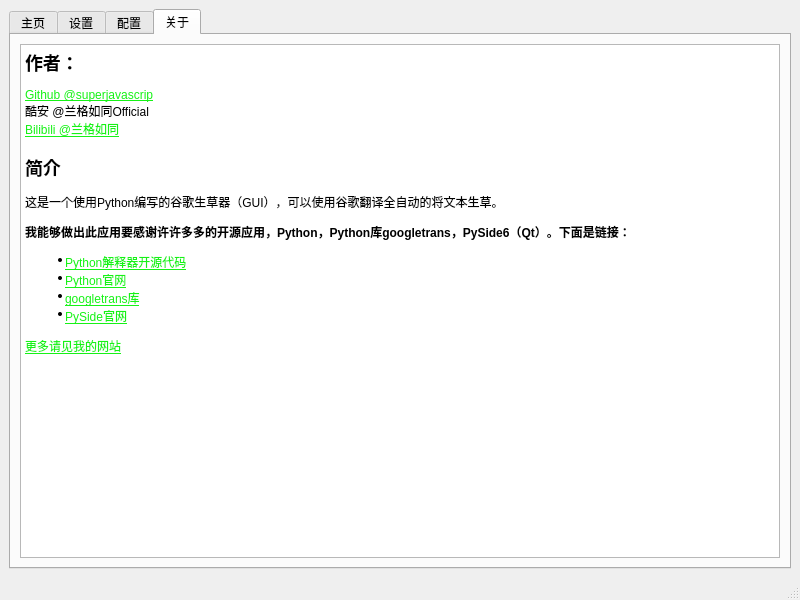
superjavascrip/application.py, file App/UI/UI_GoogleGrasser.ui: the form before one commit.
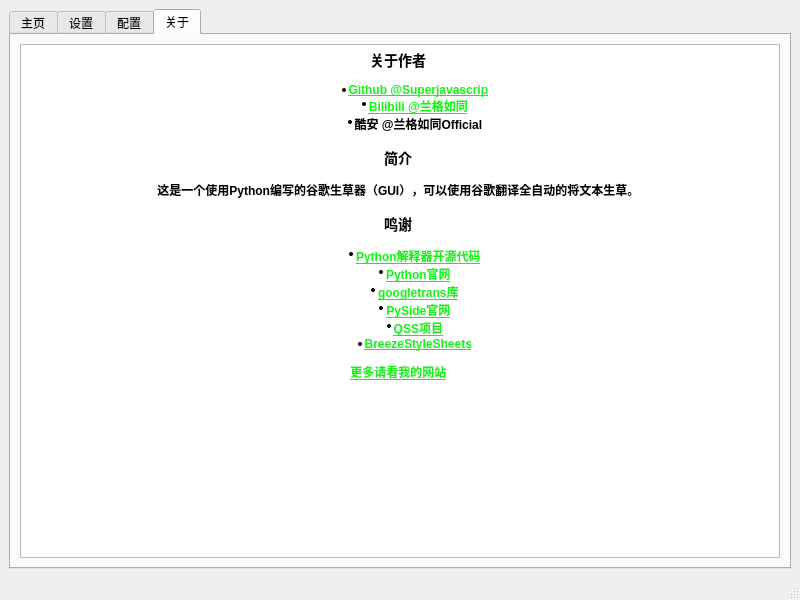
The form after the commit. The open tabs and pages were chosen to show the change. Icons and pictures are not drawn.

```diff
--- a/App/UI/UI_GoogleGrasser.ui
+++ b/App/UI/UI_GoogleGrasser.ui
@@ -310,19 +310,29 @@
          <widget class="QTextBrowser" name="about_text_browser">
           <property name="html">
            <string>&lt;!DOCTYPE HTML PUBLIC &quot;-//W3C//DTD HTML 4.0//EN&quot; &quot;http://www.w3.org/TR/REC-html40/strict.dtd&quot;&gt;
-&lt;html&gt;&lt;head&gt;&lt;meta name=&quot;qrichtext&quot; content=&quot;1&quot; /&gt;&lt;meta charset=&quot;utf-8&quot; /&gt;&lt;title&gt;关于&lt;/title&gt;&lt;style type=&quot;text/css&quot;&gt;
+&lt;html&gt;&lt;head&gt;&lt;meta name=&quot;qrichtext&quot; content=&quot;1&quot; /&gt;&lt;style type=&quot;text/css&quot;&gt;
 p, li { white-space: pre-wrap; }
-&lt;/style&gt;&lt;/head&gt;&lt;body style=&quot; font-family:'Microsoft YaHei UI'; font-size:9pt; font-weight:400; font-style:normal;&quot;&gt;
-&lt;h2 style=&quot; margin-top:16px; margin-bottom:12px; margin-left:0px; margin-right:0px; -qt-block-indent:0; text-indent:0px;&quot;&gt;&lt;span style=&quot; font-size:x-large; font-weight:700;&quot;&gt;作者： &lt;/span&gt;&lt;/h2&gt;
-&lt;p style=&quot; margin-top:0px; margin-bottom:0px; margin-left:0px; margin-right:0px; -qt-block-indent:0; text-indent:0px;&quot;&gt;&lt;a href=&quot;https://github.com/superjavascrip&quot;&gt;&lt;span style=&quot; text-decoration: underline; color:#16f216;&quot;&gt;Github @superjavascrip&lt;/span&gt;&lt;/a&gt; &lt;br /&gt;酷安 @兰格如同Official &lt;br /&gt;&lt;a href=&quot;https://space.bilibili.com/426825448&quot;&gt;&lt;span style=&quot; text-decoration: underline; color:#16f216;&quot;&gt;Bilibili @兰格如同&lt;/span&gt;&lt;/a&gt; &lt;/p&gt;
-&lt;h2 style=&quot; margin-top:16px; margin-bottom:12px; margin-left:0px; margin-right:0px; -qt-block-indent:0; text-indent:0px;&quot;&gt;&lt;span style=&quot; font-size:x-large; font-weight:700;&quot;&gt;简介 &lt;/span&gt;&lt;/h2&gt;
-&lt;p style=&quot; margin-top:0px; margin-bottom:0px; margin-left:0px; margin-right:0px; -qt-block-indent:0; text-indent:0px;&quot;&gt;这是一个使用Python编写的谷歌生草器（GUI），可以使用谷歌翻译全自动的将文本生草。 &lt;/p&gt;
-&lt;h4 style=&quot; margin-top:12px; margin-bottom:12px; margin-left:0px; margin-right:0px; -qt-block-indent:0; text-indent:0px;&quot;&gt;&lt;span style=&quot; font-size:medium; font-weight:700;&quot;&gt;我能够做出此应用要感谢许许多多的开源应用，Python，Python库googletrans，PySide6（Qt）。下面是链接： &lt;/span&gt;&lt;/h4&gt;
-&lt;ul style=&quot;margin-top: 0px; margin-bottom: 0px; margin-left: 0px; margin-right: 0px; -qt-list-indent: 1;&quot;&gt;&lt;li style=&quot;&quot; style=&quot; margin-top:12px; margin-bottom:0px; margin-left:0px; margin-right:0px; -qt-block-indent:0; text-indent:0px;&quot;&gt;&lt;a href=&quot;https://github.com/python/cpython&quot;&gt;&lt;span style=&quot; text-decoration: underline; color:#16f216;&quot;&gt;Python解释器开源代码&lt;/span&gt;&lt;/a&gt; &lt;/li&gt;
-&lt;li style=&quot;&quot; style=&quot; margin-top:0px; margin-bottom:0px; margin-left:0px; margin-right:0px; -qt-block-indent:0; text-indent:0px;&quot;&gt;&lt;a href=&quot;https://www.python.org/&quot;&gt;&lt;span style=&quot; text-decoration: underline; color:#16f216;&quot;&gt;Python官网&lt;/span&gt;&lt;/a&gt; &lt;/li&gt;
-&lt;li style=&quot;&quot; style=&quot; margin-top:0px; margin-bottom:0px; margin-left:0px; margin-right:0px; -qt-block-indent:0; text-indent:0px;&quot;&gt;&lt;a href=&quot;https://github.com/ssut/py-googletrans&quot;&gt;&lt;span style=&quot; text-decoration: underline; color:#16f216;&quot;&gt;googletrans库&lt;/span&gt;&lt;/a&gt; &lt;/li&gt;
-&lt;li style=&quot;&quot; style=&quot; margin-top:0px; margin-bottom:12px; margin-left:0px; margin-right:0px; -qt-block-indent:0; text-indent:0px;&quot;&gt;&lt;a href=&quot;https://pyside.org&quot;&gt;&lt;span style=&quot; text-decoration: underline; color:#16f216;&quot;&gt;PySide官网&lt;/span&gt;&lt;/a&gt; &lt;/li&gt;&lt;/ul&gt;
-&lt;p style=&quot; margin-top:0px; margin-bottom:0px; margin-left:0px; margin-right:0px; -qt-block-indent:0; text-indent:0px;&quot;&gt;&lt;a href=&quot;https://superjavascrip.github.io/GoogleGrasser&quot;&gt;&lt;span style=&quot; text-decoration: underline; color:#16f216;&quot;&gt;更多请见我的网站&lt;/span&gt;&lt;/a&gt;&lt;/p&gt;&lt;/body&gt;&lt;/html&gt;</string>
+&lt;/style&gt;&lt;/head&gt;&lt;body style=&quot; font-family:'SimSun'; font-size:9pt; font-weight:400; font-style:normal;&quot;&gt;
+&lt;h3 align=&quot;center&quot; style=&quot; margin-top:14px; margin-bottom:12px; margin-left:0px; margin-right:0px; -qt-block-indent:0; text-indent:0px;&quot;&gt;&lt;span style=&quot; font-size:large; font-weight:600;&quot;&gt;关于作者 &lt;/span&gt;&lt;/h3&gt;
+&lt;ul style=&quot;margin-top: 0px; margin-bottom: 0px; margin-left: 0px; margin-right: 0px; -qt-list-indent: 1;&quot;&gt;&lt;li style=&quot; font-weight:600;&quot; align=&quot;center&quot; style=&quot; margin-top:12px; margin-bottom:0px; margin-left:0px; margin-right:0px; -qt-block-indent:0; text-indent:0px;&quot;&gt;&lt;a href=&quot;https://www.github.com/superjavascrip&quot;&gt;&lt;span style=&quot; text-decoration: underline; color:#16f216;&quot;&gt;Github @Superjavascrip&lt;/span&gt;&lt;/a&gt; &lt;/li&gt;
+&lt;li style=&quot; font-weight:600;&quot; align=&quot;center&quot; style=&quot; margin-top:0px; margin-bottom:0px; margin-left:0px; margin-right:0px; -qt-block-indent:0; text-indent:0px;&quot;&gt;&lt;a href=&quot;https://space.bilibili.com/426825448&quot;&gt;&lt;span style=&quot; text-decoration: underline; color:#16f216;&quot;&gt;Bilibili @兰格如同&lt;/span&gt;&lt;/a&gt; &lt;/li&gt;
+&lt;li style=&quot; font-weight:600;&quot; align=&quot;center&quot; style=&quot; margin-top:0px; margin-bottom:12px; margin-left:0px; margin-right:0px; -qt-block-indent:0; text-indent:0px;&quot;&gt;酷安 @兰格如同Official &lt;/li&gt;&lt;/ul&gt;
+&lt;h3 align=&quot;center&quot; style=&quot; margin-top:14px; margin-bottom:12px; margin-left:0px; margin-right:0px; -qt-block-indent:0; text-indent:0px;&quot;&gt;&lt;span style=&quot; font-size:large; font-weight:600;&quot;&gt;简介 &lt;/span&gt;&lt;/h3&gt;
+&lt;p align=&quot;center&quot; style=&quot; margin-top:12px; margin-bottom:12px; margin-left:0px; margin-right:0px; -qt-block-indent:0; text-indent:0px;&quot;&gt;&lt;span style=&quot; font-weight:600;&quot;&gt;这是一个使用Python编写的谷歌生草器（GUI），可以使用谷歌翻译全自动的将文本生草。 &lt;/span&gt;&lt;/p&gt;
+&lt;h3 align=&quot;center&quot; style=&quot; margin-top:14px; margin-bottom:12px; margin-left:0px; margin-right:0px; -qt-block-indent:0; text-indent:0px;&quot;&gt;&lt;span style=&quot; font-size:large; font-weight:600;&quot;&gt;鸣谢 &lt;/span&gt;&lt;/h3&gt;
+&lt;ul style=&quot;margin-top: 0px; margin-bottom: 0px; margin-left: 0px; margin-right: 0px; -qt-list-indent: 1;&quot;&gt;&lt;li style=&quot; font-weight:600;&quot; align=&quot;center&quot; style=&quot; margin-top:12px; margin-bottom:0px; margin-left:0px; margin-right:0px; -qt-block-indent:0; text-indent:0px;&quot;&gt;&lt;a href=&quot;https://github.com/python/cpython&quot;&gt;&lt;span style=&quot; text-decoration: underline; color:#16f216;&quot;&gt;Python解释器开源代码&lt;/span&gt;&lt;/a&gt; &lt;/li&gt;
+&lt;li style=&quot; font-weight:600;&quot; align=&quot;center&quot; style=&quot; margin-top:0px; margin-bottom:0px; margin-left:0px; margin-right:0px; -qt-block-indent:0; text-indent:0px;&quot;&gt;&lt;a href=&quot;https://www.python.org/&quot;&gt;&lt;span style=&quot; text-decoration: underline; color:#16f216;&quot;&gt;Python官网&lt;/span&gt;&lt;/a&gt; &lt;/li&gt;
+&lt;li style=&quot; font-weight:600;&quot; align=&quot;center&quot; style=&quot; margin-top:0px; margin-bottom:0px; margin-left:0px; margin-right:0px; -qt-block-indent:0; text-indent:0px;&quot;&gt;&lt;a href=&quot;https://github.com/ssut/py-googletrans&quot;&gt;&lt;span style=&quot; text-decoration: underline; color:#16f216;&quot;&gt;googletrans库&lt;/span&gt;&lt;/a&gt; &lt;/li&gt;
+&lt;li style=&quot; font-weight:600;&quot; align=&quot;center&quot; style=&quot; margin-top:0px; margin-bottom:0px; margin-left:0px; margin-right:0px; -qt-block-indent:0; text-indent:0px;&quot;&gt;&lt;a href=&quot;https://pyside.org&quot;&gt;&lt;span style=&quot; text-decoration: underline; color:#16f216;&quot;&gt;PySide官网&lt;/span&gt;&lt;/a&gt; &lt;/li&gt;
+&lt;li style=&quot; font-weight:600;&quot; align=&quot;center&quot; style=&quot; margin-top:0px; margin-bottom:0px; margin-left:0px; margin-right:0px; -qt-block-indent:0; text-indent:0px;&quot;&gt;&lt;a href=&quot;https://github.com/GTRONICK/QSS&quot;&gt;&lt;span style=&quot; text-decoration: underline; color:#16f216;&quot;&gt;QSS项目&lt;/span&gt;&lt;/a&gt; &lt;/li&gt;
+&lt;li style=&quot; font-weight:600;&quot; align=&quot;center&quot; style=&quot; margin-top:0px; margin-bottom:12px; margin-left:0px; margin-right:0px; -qt-block-indent:0; text-indent:0px;&quot;&gt;&lt;a href=&quot;https://github.com/Alexhuszagh/BreezeStyleSheets&quot;&gt;&lt;span style=&quot; text-decoration: underline; color:#16f216;&quot;&gt;BreezeStyleSheets&lt;/span&gt;&lt;/a&gt; &lt;/li&gt;&lt;/ul&gt;
+&lt;h4 align=&quot;center&quot; style=&quot; margin-top:12px; margin-bottom:12px; margin-left:0px; margin-right:0px; -qt-block-indent:0; text-indent:0px;&quot;&gt;&lt;a href=&quot;https://superjavascrip.github.io/GoogleGrasser&quot;&gt;&lt;span style=&quot; font-size:medium; font-weight:600; text-decoration: underline; color:#16f216;&quot;&gt;更多请看我的网站&lt;/span&gt;&lt;/a&gt;&lt;span style=&quot; font-size:medium; font-weight:600;&quot;&gt; &lt;/span&gt;&lt;/h4&gt;&lt;/body&gt;&lt;/html&gt;</string>
+          </property>
+          <property name="openExternalLinks">
+           <bool>true</bool>
+          </property>
+          <property name="openLinks">
+           <bool>false</bool>
           </property>
          </widget>
         </item>
```
Left out of the diff: 70 changed lines with no effect on the pictures.
